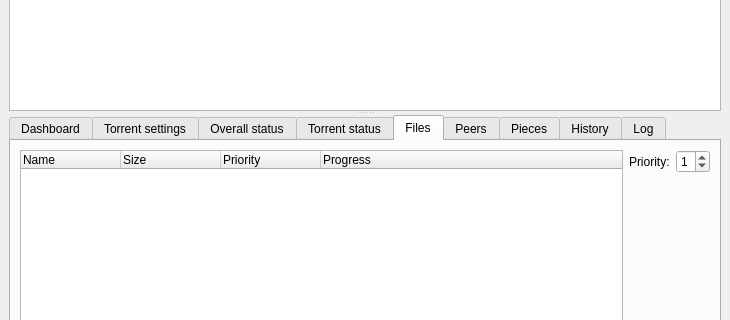
This is src/plugins/torrent/mainwindow.ui in 0xd34df00d/leechcraft as Qt 5 draws it before an edit; both pictures show x 0 to 730 and y 148 to 468 of the 730 by 640 pixel window. The edited form follows.
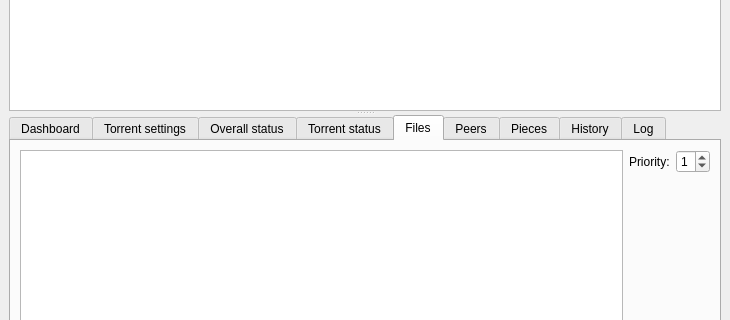
This is the edited form. The open tabs and pages were chosen to show the change. Icons and pictures are not drawn. Custom widgets are drawn as their Qt base class.

Commit message: + BitTorrent: FS#82: Tree torrent representation in main window.

Patch:
```diff
--- a/src/plugins/torrent/mainwindow.ui
+++ b/src/plugins/torrent/mainwindow.ui
@@ -1053,30 +1053,10 @@
          <item>
           <layout class="QHBoxLayout" >
            <item>
-            <widget class="QTreeWidget" name="FilesWidget_" >
+            <widget class="QTreeView" name="FilesView_" >
              <property name="rootIsDecorated" >
               <bool>false</bool>
              </property>
-             <column>
-              <property name="text" >
-               <string>Name</string>
-              </property>
-             </column>
-             <column>
-              <property name="text" >
-               <string>Size</string>
-              </property>
-             </column>
-             <column>
-              <property name="text" >
-               <string>Priority</string>
-              </property>
-             </column>
-             <column>
-              <property name="text" >
-               <string>Progress</string>
-              </property>
-             </column>
             </widget>
            </item>
            <item>
```
The commit also changes 6 other files.
